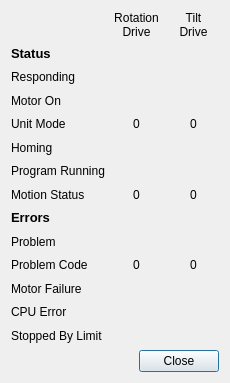
First picture: the form in src/hcrgui/MotionControlDetails.ui, repository NCAR/HCR_instrument, before the edit.
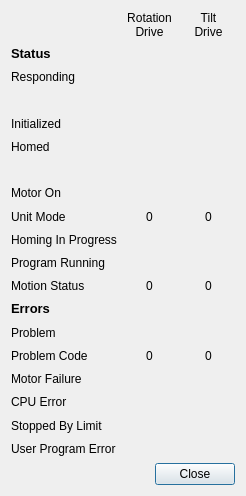
Second picture: the form after the edit. Icons and pictures are not drawn.

What changed in the file:
```diff
--- a/src/hcrgui/MotionControlDetails.ui
+++ b/src/hcrgui/MotionControlDetails.ui
@@ -6,8 +6,8 @@
    <rect>
     <x>0</x>
     <y>0</y>
-    <width>230</width>
-    <height>383</height>
+    <width>246</width>
+    <height>496</height>
    </rect>
   </property>
   <property name="windowTitle">
@@ -39,6 +39,17 @@
      </property>
     </widget>
    </item>
+   <item row="1" column="0">
+    <widget class="QLabel" name="statusLabel">
+     <property name="text">
+      <string>&lt;!DOCTYPE HTML PUBLIC &quot;-//W3C//DTD HTML 4.0//EN&quot; &quot;http://www.w3.org/TR/REC-html40/strict.dtd&quot;&gt;
+&lt;html&gt;&lt;head&gt;&lt;meta name=&quot;qrichtext&quot; content=&quot;1&quot; /&gt;&lt;style type=&quot;text/css&quot;&gt;
+p, li { white-space: pre-wrap; }
+&lt;/style&gt;&lt;/head&gt;&lt;body style=&quot; font-family:'Sans'; font-size:10pt; font-weight:400; font-style:normal;&quot;&gt;
+&lt;p style=&quot; margin-top:0px; margin-bottom:0px; margin-left:0px; margin-right:0px; -qt-block-indent:0; text-indent:0px;&quot;&gt;&lt;span style=&quot; font-weight:600;&quot;&gt;Status&lt;/span&gt;&lt;/p&gt;&lt;/body&gt;&lt;/html&gt;</string>
+     </property>
+    </widget>
+   </item>
    <item row="2" column="0">
     <widget class="QLabel" name="respondingLabel">
      <property name="text">
@@ -46,16 +57,6 @@
      </property>
     </widget>
    </item>
-   <item row="17" column="1" colspan="2">
-    <widget class="QDialogButtonBox" name="buttonBox">
-     <property name="orientation">
-      <enum>Qt::Horizontal</enum>
-     </property>
-     <property name="standardButtons">
-      <set>QDialogButtonBox::Close</set>
-     </property>
-    </widget>
-   </item>
    <item row="2" column="1">
     <widget class="QLabel" name="rotRespondingIcon">
      <property name="text">
@@ -82,14 +83,94 @@
      </property>
     </widget>
    </item>
+   <item row="3" column="0">
+    <widget class="QLabel" name="blankLabel1">
+     <property name="text">
+      <string/>
+     </property>
+    </widget>
+   </item>
+   <item row="4" column="0">
+    <widget class="QLabel" name="initializedLabel">
+     <property name="text">
+      <string>Initialized</string>
+     </property>
+    </widget>
+   </item>
+   <item row="4" column="1">
+    <widget class="QLabel" name="rotMotorInitializedIcon">
+     <property name="text">
+      <string/>
+     </property>
+     <property name="pixmap">
+      <pixmap resource="HcrGuiMainWindow.qrc">:/greenLED_off.png</pixmap>
+     </property>
+     <property name="alignment">
+      <set>Qt::AlignCenter</set>
+     </property>
+    </widget>
+   </item>
+   <item row="4" column="2">
+    <widget class="QLabel" name="tiltMotorInitializedIcon">
+     <property name="text">
+      <string/>
+     </property>
+     <property name="pixmap">
+      <pixmap resource="HcrGuiMainWindow.qrc">:/greenLED_off.png</pixmap>
+     </property>
+     <property name="alignment">
+      <set>Qt::AlignCenter</set>
+     </property>
+    </widget>
+   </item>
    <item row="5" column="0">
+    <widget class="QLabel" name="homedLabel">
+     <property name="text">
+      <string>Homed</string>
+     </property>
+    </widget>
+   </item>
+   <item row="5" column="1">
+    <widget class="QLabel" name="rotMotorHomedIcon">
+     <property name="text">
+      <string/>
+     </property>
+     <property name="pixmap">
+      <pixmap resource="HcrGuiMainWindow.qrc">:/greenLED_off.png</pixmap>
+     </property>
+     <property name="alignment">
+      <set>Qt::AlignCenter</set>
+     </property>
+    </widget>
+   </item>
+   <item row="5" column="2">
+    <widget class="QLabel" name="tiltMotorHomedIcon">
+     <property name="text">
+      <string/>
+     </property>
+     <property name="pixmap">
+      <pixmap resource="HcrGuiMainWindow.qrc">:/greenLED_off.png</pixmap>
+     </property>
+     <property name="alignment">
+      <set>Qt::AlignCenter</set>
+     </property>
+    </widget>
+   </item>
+   <item row="6" column="0">
+    <widget class="QLabel" name="blankLabel2">
+     <property name="text">
+      <string/>
+     </property>
+    </widget>
+   </item>
+   <item row="7" column="0">
     <widget class="QLabel" name="motorOnlabel">
      <property name="text">
       <string>Motor On</string>
      </property>
     </widget>
    </item>
-   <item row="5" column="1">
+   <item row="7" column="1">
     <widget class="QLabel" name="rotMotorOnIcon">
      <property name="text">
       <string/>
@@ -102,7 +183,7 @@
      </property>
     </widget>
    </item>
-   <item row="5" column="2">
+   <item row="7" column="2">
     <widget class="QLabel" name="tiltMotorOnIcon">
      <property name="text">
       <string/>
@@ -115,14 +196,14 @@
      </property>
     </widget>
    </item>
-   <item row="7" column="0">
+   <item row="8" column="0">
     <widget class="QLabel" name="unitModeLabel">
      <property name="text">
       <string>Unit Mode</string>
      </property>
     </widget>
    </item>
-   <item row="7" column="1">
+   <item row="8" column="1">
     <widget class="QLabel" name="rotUnitModeLabel">
      <property name="text">
       <string>0</string>
@@ -132,7 +213,7 @@
      </property>
     </widget>
    </item>
-   <item row="7" column="2">
+   <item row="8" column="2">
     <widget class="QLabel" name="tiltUnitModeLabel">
      <property name="text">
       <string>0</string>
@@ -142,14 +223,14 @@
      </property>
     </widget>
    </item>
-   <item row="8" column="0">
-    <widget class="QLabel" name="homingLabel">
+   <item row="9" column="0">
+    <widget class="QLabel" name="homingInProgressLabel">
      <property name="text">
-      <string>Homing</string>
+      <string>Homing In Progress</string>
      </property>
     </widget>
    </item>
-   <item row="8" column="1">
+   <item row="9" column="1">
     <widget class="QLabel" name="rotMotorHomingIcon">
      <property name="text">
       <string/>
@@ -162,7 +243,7 @@
      </property>
     </widget>
    </item>
-   <item row="8" column="2">
+   <item row="9" column="2">
     <widget class="QLabel" name="tiltMotorHomingIcon">
      <property name="text">
       <string/>
@@ -175,14 +256,14 @@
      </property>
     </widget>
    </item>
-   <item row="9" column="0">
+   <item row="10" column="0">
     <widget class="QLabel" name="programRunningLabel">
      <property name="text">
       <string>Program Running</string>
      </property>
     </widget>
    </item>
-   <item row="9" column="1">
+   <item row="10" column="1">
     <widget class="QLabel" name="rotProgramRunningIcon">
      <property name="text">
       <string/>
@@ -195,7 +276,7 @@
      </property>
     </widget>
    </item>
-   <item row="9" column="2">
+   <item row="10" column="2">
     <widget class="QLabel" name="tiltProgramRunningIcon">
      <property name="text">
       <string/>
@@ -208,14 +289,14 @@
      </property>
     </widget>
    </item>
-   <item row="10" column="0">
+   <item row="11" column="0">
     <widget class="QLabel" name="motionStatusLabel">
      <property name="text">
       <string>Motion Status</string>
      </property>
     </widget>
    </item>
-   <item row="10" column="1">
+   <item row="11" column="1">
     <widget class="QLabel" name="rotMotionStatusLabel">
      <property name="text">
       <string>0</string>
@@ -225,7 +306,7 @@
      </property>
     </widget>
    </item>
-   <item row="10" column="2">
+   <item row="11" column="2">
     <widget class="QLabel" name="tiltMotionStatusLabel">
      <property name="text">
       <string>0</string>
@@ -235,14 +316,118 @@
      </property>
     </widget>
    </item>
+   <item row="12" column="0">
+    <widget class="QLabel" name="errorLabel">
+     <property name="text">
+      <string>&lt;!DOCTYPE HTML PUBLIC &quot;-//W3C//DTD HTML 4.0//EN&quot; &quot;http://www.w3.org/TR/REC-html40/strict.dtd&quot;&gt;
+&lt;html&gt;&lt;head&gt;&lt;meta name=&quot;qrichtext&quot; content=&quot;1&quot; /&gt;&lt;style type=&quot;text/css&quot;&gt;
+p, li { white-space: pre-wrap; }
+&lt;/style&gt;&lt;/head&gt;&lt;body style=&quot; font-family:'Sans'; font-size:10pt; font-weight:400; font-style:normal;&quot;&gt;
+&lt;p style=&quot; margin-top:0px; margin-bottom:0px; margin-left:0px; margin-right:0px; -qt-block-indent:0; text-indent:0px;&quot;&gt;&lt;span style=&quot; font-weight:600;&quot;&gt;Errors&lt;/span&gt;&lt;/p&gt;&lt;/body&gt;&lt;/html&gt;</string>
+     </property>
+    </widget>
+   </item>
+   <item row="13" column="0">
+    <widget class="QLabel" name="problemLabel">
+     <property name="text">
+      <string>Problem</string>
+     </property>
+    </widget>
+   </item>
+   <item row="13" column="1">
+    <widget class="QLabel" name="rotProblemIcon">
+     <property name="text">
+      <string/>
+     </property>
+     <property name="pixmap">
+      <pixmap resource="HcrGuiMainWindow.qrc">:/greenLED_off.png</pixmap>
+     </property>
+     <property name="alignment">
+      <set>Qt::AlignCenter</set>
+     </property>
+    </widget>
+   </item>
+   <item row="13" column="2">
+    <widget class="QLabel" name="tiltProblemIcon">
+     <property name="text">
+      <string/>
+     </property>
+     <property name="pixmap">
+      <pixmap resource="HcrGuiMainWindow.qrc">:/greenLED_off.png</pixmap>
+     </property>
+     <property name="alignment">
+      <set>Qt::AlignCenter</set>
+     </property>
+    </widget>
+   </item>
+   <item row="14" column="0">
+    <widget class="QLabel" name="problemCodeLabel">
+     <property name="text">
+      <string>Problem Code</string>
+     </property>
+    </widget>
+   </item>
+   <item row="14" column="1">
+    <widget class="QLabel" name="rotProblemCodeLabel">
+     <property name="text">
+      <string>0</string>
+     </property>
+     <property name="alignment">
+      <set>Qt::AlignCenter</set>
+     </property>
+    </widget>
+   </item>
+   <item row="14" column="2">
+    <widget class="QLabel" name="tiltProblemCodeLabel">
+     <property name="text">
+      <string>0</string>
+     </property>
+     <property name="alignment">
+      <set>Qt::AlignCenter</set>
+     </property>
+    </widget>
+   </item>
    <item row="15" column="0">
+    <widget class="QLabel" name="motorFailureLabel">
+     <property name="text">
+      <string>Motor Failure</string>
+     </property>
+    </widget>
+   </item>
+   <item row="15" column="1">
+    <widget class="QLabel" name="rotMotorFailureIcon">
+     <property name="text">
+      <string/>
+     </property>
+     <property name="pixmap">
+      <pixmap resource="HcrGuiMainWindow.qrc">:/greenLED_off.png</pixmap>
+     </property>
+     <property name="alignment">
+      <set>Qt::AlignCenter</set>
+     </property>
+    </widget>
+   </item>
+   <item row="15" column="2">
+    <widget class="QLabel" name="tiltMotorFailureIcon">
+     <property name="text">
+      <string/>
+     </property>
+     <property name="pixmap">
+      <pixmap resource="HcrGuiMainWindow.qrc">:/greenLED_off.png</pixmap>
+     </property>
+     <property name="alignment">
+      <set>Qt::AlignCenter</set>
+     </property>
+    </widget>
+   </item>
+   <item row="16" column="0">
     <widget class="QLabel" name="cpuErrorLabel">
      <property name="text">
       <string>CPU Error</string>
      </property>
     </widget>
    </item>
-   <item row="15" column="1">
+   <item row="16" column="1">
     <widget class="QLabel" name="rotCpuErrorIcon">
      <property name="text">
       <string/>
@@ -255,7 +440,7 @@
      </property>
     </widget>
    </item>
-   <item row="15" column="2">
+   <item row="16" column="2">
     <widget class="QLabel" name="tiltCpuErrorIcon">
      <property name="text">
       <string/>
@@ -268,14 +453,14 @@
      </property>
     </widget>
    </item>
-   <item row="16" column="0">
+   <item row="17" column="0">
     <widget class="QLabel" name="stoppedByLimitLabel">
      <property name="text">
       <string>Stopped By Limit</string>
      </property>
     </widget>
    </item>
-   <item row="16" column="1">
+   <item row="17" column="1">
     <widget class="QLabel" name="rotStoppedByLimitIcon">
      <property name="text">
       <string/>
@@ -288,7 +473,7 @@
      </property>
     </widget>
    </item>
-   <item row="16" column="2">
+   <item row="17" column="2">
     <widget class="QLabel" name="tiltStoppedByLimitIcon">
      <property name="text">
       <string/>
@@ -301,76 +486,26 @@
      </property>
     </widget>
    </item>
-   <item row="14" column="0">
-    <widget class="QLabel" name="motorFailureLabel">
-     <property name="text">
-      <string>Motor Failure</string>
+   <item row="19" column="1" colspan="2">
+    <widget class="QDialogButtonBox" name="buttonBox">
+     <property name="orientation">
+      <enum>Qt::Horizontal</enum>
      </property>
-    </widget>
-   </item>
-   <item row="14" column="1">
-    <widget class="QLabel" name="rotMotorFailureIcon">
-     <property name="text">
-      <string/>
+     <property name="standardButtons">
+      <set>QDialogButtonBox::Close</set>
      </property>
-     <property name="pixmap">
-      <pixmap resource="HcrGuiMainWindow.qrc">:/greenLED_off.png</pixmap>
-     </property>
-     <property name="alignment">
-      <set>Qt::AlignCenter</set>
-     </property>
     </widget>
    </item>
-   <item row="14" column="2">
-    <widget class="QLabel" name="tiltMotorFailureIcon">
+   <item row="18" column="0">
+    <widget class="QLabel" name="programErrorLabel">
      <property name="text">
-      <string/>
+      <string>User Program Error</string>
      </property>
-     <property name="pixmap">
-      <pixmap resource="HcrGuiMainWindow.qrc">:/greenLED_off.png</pixmap>
-     </property>
-     <property name="alignment">
-      <set>Qt::AlignCenter</set>
-     </property>
     </widget>
    </item>
-   <item row="13" column="0">
-    <widget class="QLabel" name="problemCodeLabel">
+   <item row="18" column="1">
+    <widget class="QLabel" name="rotProgramErrorIcon">
      <property name="text">
-      <string>Problem Code</string>
-     </property>
-    </widget>
-   </item>
-   <item row="13" column="1">
-    <widget class="QLabel" name="rotProblemCodeLabel">
-     <property name="text">
-      <string>0</string>
-     </property>
-     <property name="alignment">
-      <set>Qt::AlignCenter</set>
-     </property>
-    </widget>
-   </item>
-   <item row="13" column="2">
-    <widget class="QLabel" name="tiltProblemCodeLabel">
-     <property name="text">
-      <string>0</string>
-     </property>
-     <property name="alignment">
-      <set>Qt::AlignCenter</set>
-     </property>
-    </widget>
-   </item>
-   <item row="12" column="0">
-    <widget class="QLabel" name="problemLabel">
-     <property name="text">
-      <string>Problem</string>
-     </property>
-    </widget>
-   </item>
-   <item row="12" column="1">
-    <widget class="QLabel" name="rotProblemIcon">
-     <property name="text">
       <string/>
      </property>
      <property name="pixmap">
@@ -381,8 +516,8 @@
      </property>
     </widget>
    </item>
-   <item row="12" column="2">
-    <widget class="QLabel" name="tiltProblemIcon">
+   <item row="18" column="2">
+    <widget class="QLabel" name="tiltProgramErrorIcon">
      <property name="text">
       <string/>
      </property>
@@ -394,28 +529,6 @@
      </property>
     </widget>
    </item>
-   <item row="1" column="0">
-    <widget class="QLabel" name="statusLabel">
-     <property name="text">
-      <string>&lt;!DOCTYPE HTML PUBLIC &quot;-//W3C//DTD HTML 4.0//EN&quot; &quot;http://www.w3.org/TR/REC-html40/strict.dtd&quot;&gt;
-&lt;html&gt;&lt;head&gt;&lt;meta name=&quot;qrichtext&quot; content=&quot;1&quot; /&gt;&lt;style type=&quot;text/css&quot;&gt;
-p, li { white-space: pre-wrap; }
-&lt;/style&gt;&lt;/head&gt;&lt;body style=&quot; font-family:'Sans'; font-size:10pt; font-weight:400; font-style:normal;&quot;&gt;
-&lt;p style=&quot; margin-top:0px; margin-bottom:0px; margin-left:0px; margin-right:0px; -qt-block-indent:0; text-indent:0px;&quot;&gt;&lt;span style=&quot; font-weight:600;&quot;&gt;Status&lt;/span&gt;&lt;/p&gt;&lt;/body&gt;&lt;/html&gt;</string>
-     </property>
-    </widget>
-   </item>
-   <item row="11" column="0">
-    <widget class="QLabel" name="errorLabel">
-     <property name="text">
-      <string>&lt;!DOCTYPE HTML PUBLIC &quot;-//W3C//DTD HTML 4.0//EN&quot; &quot;http://www.w3.org/TR/REC-html40/strict.dtd&quot;&gt;
-&lt;html&gt;&lt;head&gt;&lt;meta name=&quot;qrichtext&quot; content=&quot;1&quot; /&gt;&lt;style type=&quot;text/css&quot;&gt;
-p, li { white-space: pre-wrap; }
-&lt;/style&gt;&lt;/head&gt;&lt;body style=&quot; font-family:'Sans'; font-size:10pt; font-weight:400; font-style:normal;&quot;&gt;
-&lt;p style=&quot; margin-top:0px; margin-bottom:0px; margin-left:0px; margin-right:0px; -qt-block-indent:0; text-indent:0px;&quot;&gt;&lt;span style=&quot; font-weight:600;&quot;&gt;Errors&lt;/span&gt;&lt;/p&gt;&lt;/body&gt;&lt;/html&gt;</string>
-     </property>
-    </widget>
-   </item>
   </layout>
  </widget>
  <resources>
```
